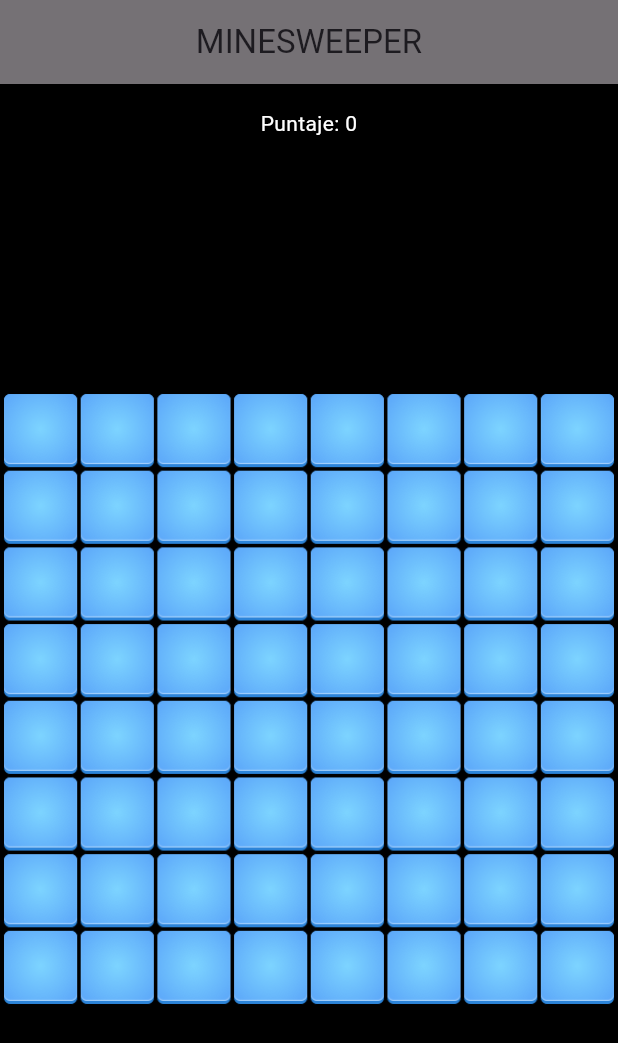
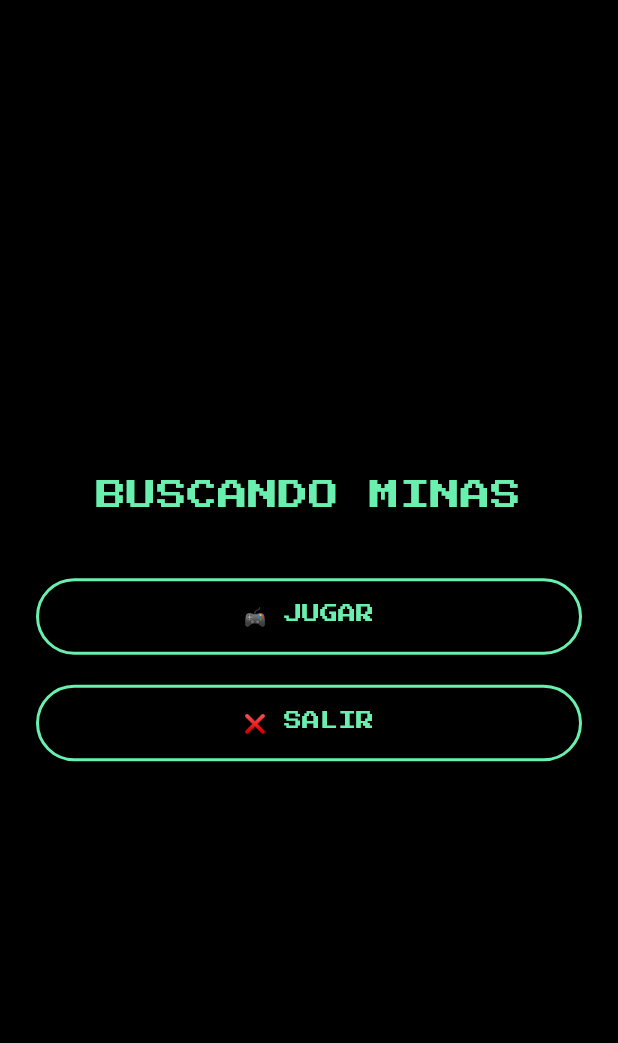
Before and after one commit to LatteMiguelangel/sweeping_mines, a Flutter app: the screen it shows after launch, on a phone screen of 412 x 824 dp. Shown: the top 1043 px of the screen. Run offline on Flutter 3.47's test engine with Material 3 defaults, Android fonts, the phone set to English and light mode, and no system bars; our stand-ins replace bloc, equatable, flutter_bloc.

Commit message:
buscaminitas base listo ahora falta multiplayer

```diff
--- a/lib/main.dart
+++ b/lib/main.dart
@@ -1,4 +1,5 @@
 import 'package:buscando_minas/views/game_screen.dart';
+import 'package:buscando_minas/views/home_page.dart';
 import 'package:flutter/material.dart';
 
 void main() {
@@ -7,6 +8,7 @@ void main() {
 
 class MyApp extends StatelessWidget {
   const MyApp({super.key});
+
   @override
   Widget build(BuildContext context) {
     return MaterialApp(
@@ -15,7 +17,7 @@ class MyApp extends StatelessWidget {
         visualDensity: VisualDensity.adaptivePlatformDensity,
       ),
       debugShowCheckedModeBanner: false,
-      home: GameScreen(numberOfBombs: 5),
+      home: HomePage(), // ← Puedes cambiar esto a HomePage() cuando esté lista
     );
   }
 }
--- /dev/null
+++ b/lib/views/home_page.dart
@@ -0,0 +1,66 @@
+import 'package:buscando_minas/views/difficulty_selection_page.dart';
+import 'package:flutter/material.dart';
+
+class HomePage extends StatelessWidget {
+  const HomePage({super.key});
+
+  @override
+  Widget build(BuildContext context) {
+    return Scaffold(
+      backgroundColor: Colors.black,
+      body: Center(
+        child: Padding(
+          padding: const EdgeInsets.all(24),
+          child: Column(
+            mainAxisAlignment: MainAxisAlignment.center,
+            children: [
+              const Text(
+                'BUSCANDO MINAS',
+                style: TextStyle(
+                  fontFamily: 'PressStart2P',
+                  fontSize: 20,
+                  color: Colors.greenAccent,
+                ),
+                textAlign: TextAlign.center,
+              ),
+              const SizedBox(height: 40),
+              _menuButton(context, '🎮 JUGAR', () {
+                Navigator.push(
+                  context,
+                  MaterialPageRoute(
+                    builder: (_) => const DifficultySelectionPage(),
+                  ),
+                );
+              }),
+              const SizedBox(height: 20),
+              _menuButton(context, '❌ SALIR', () {
+                // Aquí puedes cerrar la app o dejarlo vacío
+              }),
+            ],
+          ),
+        ),
+      ),
+    );
+  }
+
+  Widget _menuButton(BuildContext context, String label, VoidCallback onPressed) {
+    return SizedBox(
+      width: double.infinity,
+      child: ElevatedButton(
+        onPressed: onPressed,
+        style: ElevatedButton.styleFrom(
+          padding: const EdgeInsets.symmetric(vertical: 18),
+          backgroundColor: Colors.black,
+          foregroundColor: Colors.greenAccent,
+          side: const BorderSide(color: Colors.greenAccent, width: 2),
+          elevation: 8,
+          textStyle: const TextStyle(
+            fontFamily: 'PressStart2P',
+            fontSize: 12,
+          ),
+        ),
+        child: Text(label),
+      ),
+    );
+  }
+}
--- a/pubspec.yaml
+++ b/pubspec.yaml
@@ -22,6 +22,10 @@ dev_dependencies:
 
 flutter:
   uses-material-design: true
+  fonts:
+    - family: PressStart2P
+      fonts:
+        - asset: assets/fonts/PressStart2P-Regular.ttf
 
   assets:
   - assets/images/
```
Also changed, not shown: lib/views/difficulty_selection_page.dart (added, +108 -0 lines), lib/views/game_screen_launcher.dart (added, +13 -0 lines), assets/fonts/PressStart2P-Regular.ttf (added).
